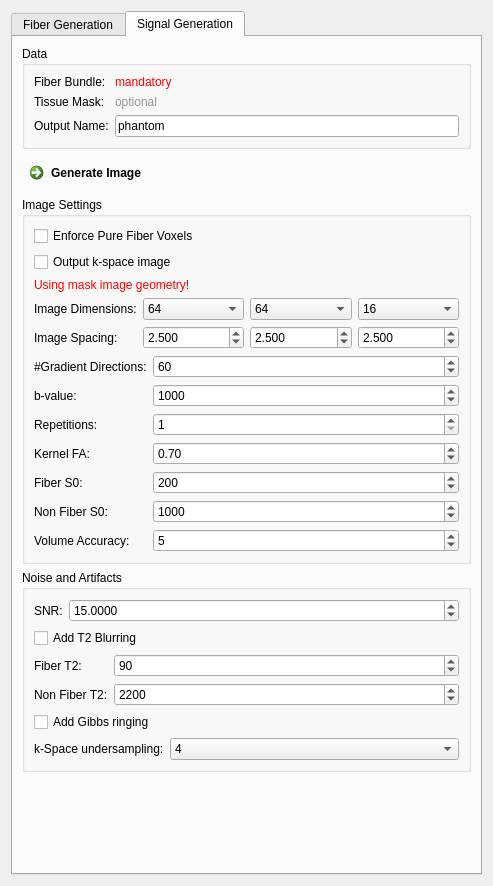
Before: the Qt Designer form Plugins/org.mitk.gui.qt.diffusionimaging/src/internal/QmitkFiberfoxViewControls.ui in MITK/MITK, drawn with Qt 5.
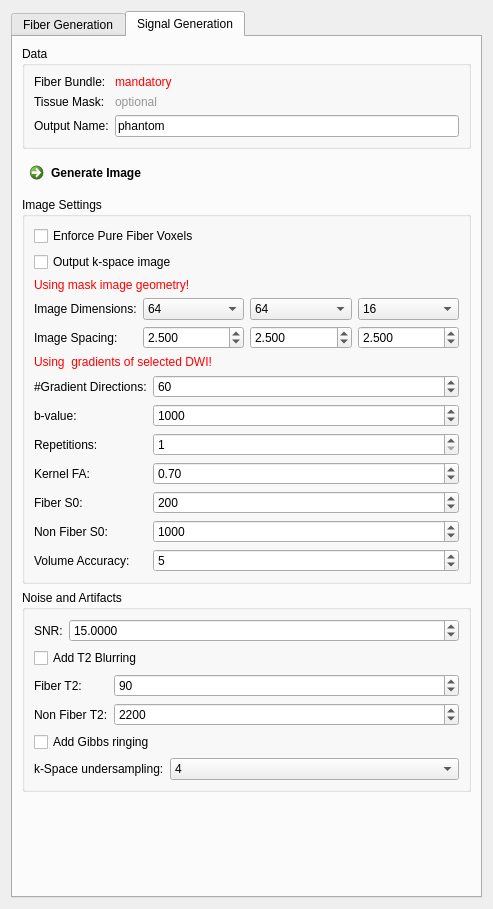
After: the same form once the commit is applied. The open tabs and pages were chosen to show the change. Icons and pictures are not drawn.

Commit message: corrected rician noise. using gradients an b-value of input dwi

What changed in the file:
```diff
--- a/Plugins/org.mitk.gui.qt.diffusionimaging/src/internal/QmitkFiberfoxViewControls.ui
+++ b/Plugins/org.mitk.gui.qt.diffusionimaging/src/internal/QmitkFiberfoxViewControls.ui
@@ -7,7 +7,7 @@
     <x>0</x>
     <y>0</y>
     <width>493</width>
-    <height>886</height>
+    <height>909</height>
    </rect>
   </property>
   <property name="windowTitle">
@@ -1683,6 +1683,16 @@
             </property>
            </widget>
           </item>
+          <item row="4" column="0">
+           <widget class="QLabel" name="m_DiffusionPropsMessage">
+            <property name="styleSheet">
+             <string notr="true">color: rgb(255, 0, 0);</string>
+            </property>
+            <property name="text">
+             <string>Using  gradients of selected DWI!</string>
+            </property>
+           </widget>
+          </item>
          </layout>
         </widget>
        </item>
```
Left out of the diff: 42 changed lines with no effect on the pictures. The commit also changes 7 other files.
